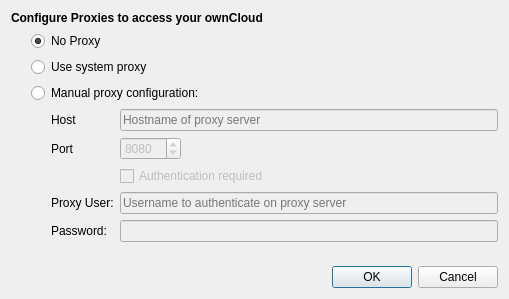
The window that src/mirall/proxydialog.ui (nextcloud/desktop) describes before a commit, drawn with Qt 5.
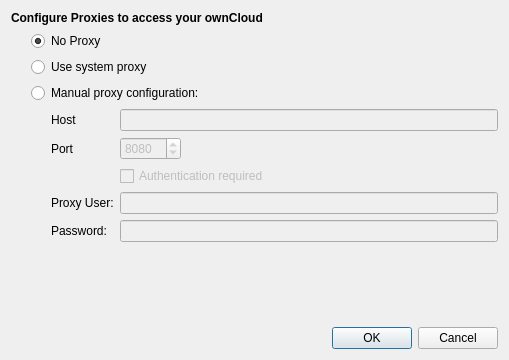
The same window after the commit.

Commit message: support Qt 4.6

```diff
--- a/src/mirall/proxydialog.ui
+++ b/src/mirall/proxydialog.ui
@@ -7,7 +7,7 @@
     <x>0</x>
     <y>0</y>
     <width>509</width>
-    <height>299</height>
+    <height>360</height>
    </rect>
   </property>
   <property name="windowTitle">
@@ -116,9 +116,6 @@
                  <property name="text">
                   <string/>
                  </property>
-                 <property name="placeholderText">
-                  <string>Username to authenticate on proxy server</string>
-                 </property>
                 </widget>
                </item>
                <item row="4" column="0">
@@ -166,9 +163,6 @@
                  <property name="text">
                   <string/>
                  </property>
-                 <property name="placeholderText">
-                  <string>Hostname of proxy server</string>
-                 </property>
                 </widget>
                </item>
                <item row="1" column="1">
```
The commit also changes 1 other file.
